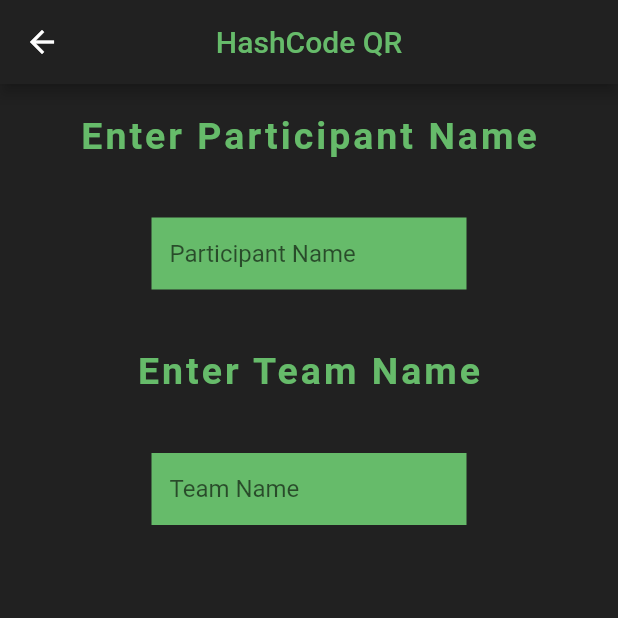
After one commit to PES-Innovation-Lab/HashCode-QR, a Flutter app: the Setup screen opened by its route, on a phone screen of 412 x 824 dp, the top half of it. The commit adds this screen. Run offline on Flutter 3.47's test engine with Material 2 defaults, Android fonts, the phone set to English and light mode, and no system bars; our stand-ins replace cloud_firestore, firebase_core; missing offline and left inert: qr_code_scanner; accounts and stored records are empty.

Commit message:
add text field

```diff
--- a/lib/main.dart
+++ b/lib/main.dart
@@ -2,6 +2,7 @@ import 'package:flutter/material.dart';
 import 'package:hashcode_qr/pages/home.dart';
 import 'package:hashcode_qr/pages/status.dart';
 import 'package:hashcode_qr/pages/loading.dart';
+import 'package:hashcode_qr/pages/setup.dart';
 import 'package:firebase_core/firebase_core.dart';
 
 
@@ -19,6 +20,7 @@ class Load extends StatelessWidget {
         '/home': (context) => Home(),
         '/loading': (context) => Loading(),
         '/status': (context) => Status(),
+        '/setup': (context) => Setup(),
       },
       home: FutureBuilder(
         future: _fbapp,
--- a/lib/pages/loading.dart
+++ b/lib/pages/loading.dart
@@ -31,6 +31,11 @@ class _LoadingState extends State<Loading> {
       Navigator.popAndPushNamed(context, '/status', arguments: us);
     });
   }
+  setUp (User? us) {
+    Future.delayed(Duration(seconds: 1, milliseconds: 500), () {
+      Navigator.popAndPushNamed(context, '/setup', arguments: us);
+    });
+  }
 
   pullData () async {
     setState(() {
@@ -45,6 +50,13 @@ class _LoadingState extends State<Loading> {
           context: context,
           builder: (BuildContext context) => noData()
       );
+    }
+    // If setup has to be done
+    else if (us.name == 'none' && us.team == 'none'){
+      print('In loading: $us');
+      _initFireBase();
+      print('db loaded');
+      setUp(us);
     }
     else {
       print('In loading: $us');
--- /dev/null
+++ b/lib/pages/setup.dart
@@ -0,0 +1,119 @@
+import 'package:flutter/material.dart';
+
+class Setup extends StatefulWidget {
+
+
+  @override
+  _SetupState createState() => _SetupState();
+}
+
+class _SetupState extends State<Setup> {
+
+  final nameController = TextEditingController();
+  final teamController = TextEditingController();
+
+  @override
+  Widget build(BuildContext context) {
+    return Scaffold(
+      appBar: AppBar(
+        leading: IconButton(
+          icon: Icon(Icons.arrow_back),
+          onPressed: () {
+            Navigator.pushReplacementNamed(context, '/home');
+          },
+        ),
+        title: Text(
+          "HashCode QR",
+          style: TextStyle(
+              color: Colors.green[400]
+          ),
+        ),
+        centerTitle: true,
+        backgroundColor: Colors.grey[900],
+        brightness: Brightness.dark,
+      ),
+      backgroundColor: Colors.grey[900],
+      body: Container(
+        alignment: Alignment.center,
+        child: ListView(
+          children: <Widget>[
+            Center(
+              child: Container(
+                padding: EdgeInsets.all(20),
+                child: Text(
+                  'Enter Participant Name',
+                  style: TextStyle(
+                    fontWeight: FontWeight.bold,
+                    color: Colors.green[400],
+                    fontSize: 25,
+                    letterSpacing: 2,
+                  ),
+                ),
+              ),
+            ),
+            Center(
+              child: SizedBox(
+                width: 250,
+                child: Container(
+                  padding: EdgeInsets.all(20),
+                  child: TextField(
+                    cursorColor: Colors.black,
+                    controller: nameController,
+                    keyboardType: TextInputType.name,
+                    style: TextStyle(
+                      color: Colors.black,
+                    ),
+                    decoration: InputDecoration(
+                      border: InputBorder.none,
+                      hintText: "Participant Name",
+                      counterText: "",
+                      fillColor: Colors.green[400],
+                      filled: true,
+                    ),
+                  ),
+                ),
+              ),
+            ),
+            Center(
+              child: Container(
+                padding: EdgeInsets.all(20),
+                child: Text(
+                  'Enter Team Name',
+                  style: TextStyle(
+                    fontWeight: FontWeight.bold,
+                    color: Colors.green[400],
+                    fontSize: 25,
+                    letterSpacing: 2,
+                  ),
+                ),
+              ),
+            ),
+            Center(
+              child: SizedBox(
+                width: 250,
+                child: Container(
+                  padding: EdgeInsets.all(20),
+                  child: TextField(
+                    cursorColor: Colors.black,
+                    controller: teamController,
+                    keyboardType: TextInputType.name,
+                    style: TextStyle(
+                      color: Colors.black,
+                    ),
+                    decoration: InputDecoration(
+                      border: InputBorder.none,
+                      hintText: "Team Name",
+                      counterText: "",
+                      fillColor: Colors.green[400],
+                      filled: true,
+                    ),
+                  ),
+                ),
+              ),
+            ),
+          ],
+        ),
+      ),
+    );
+  }
+}
```
